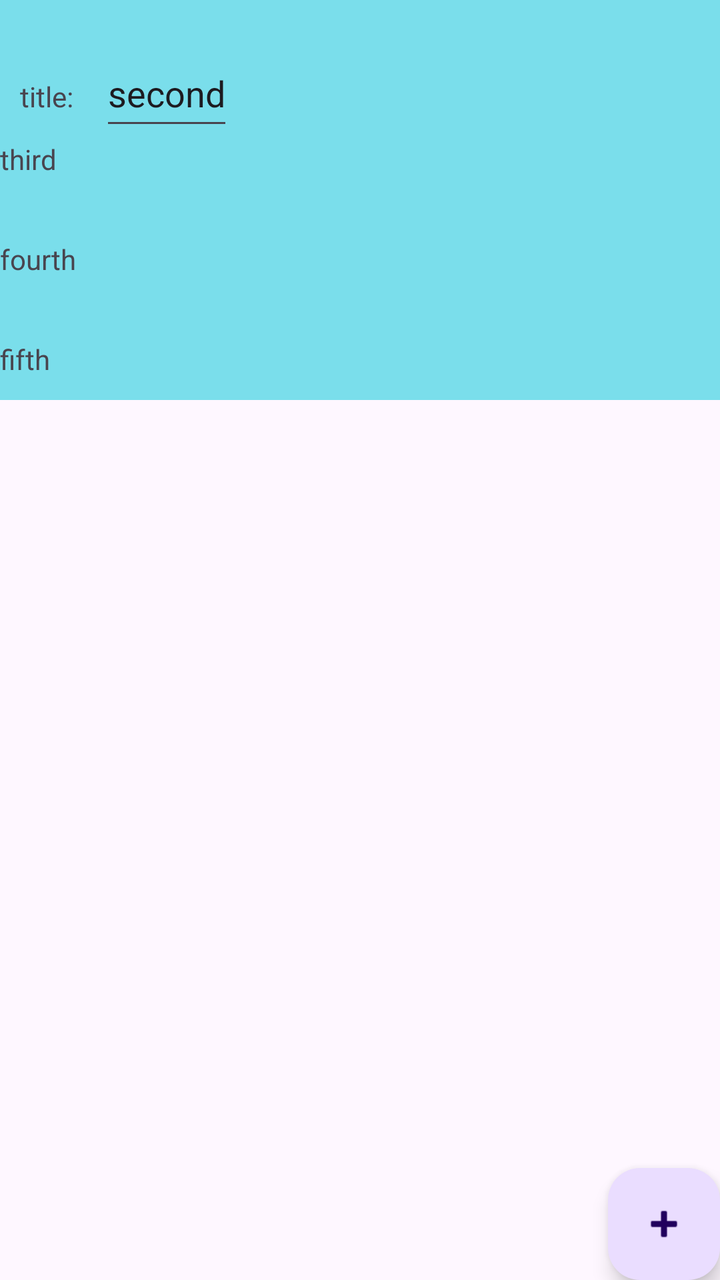
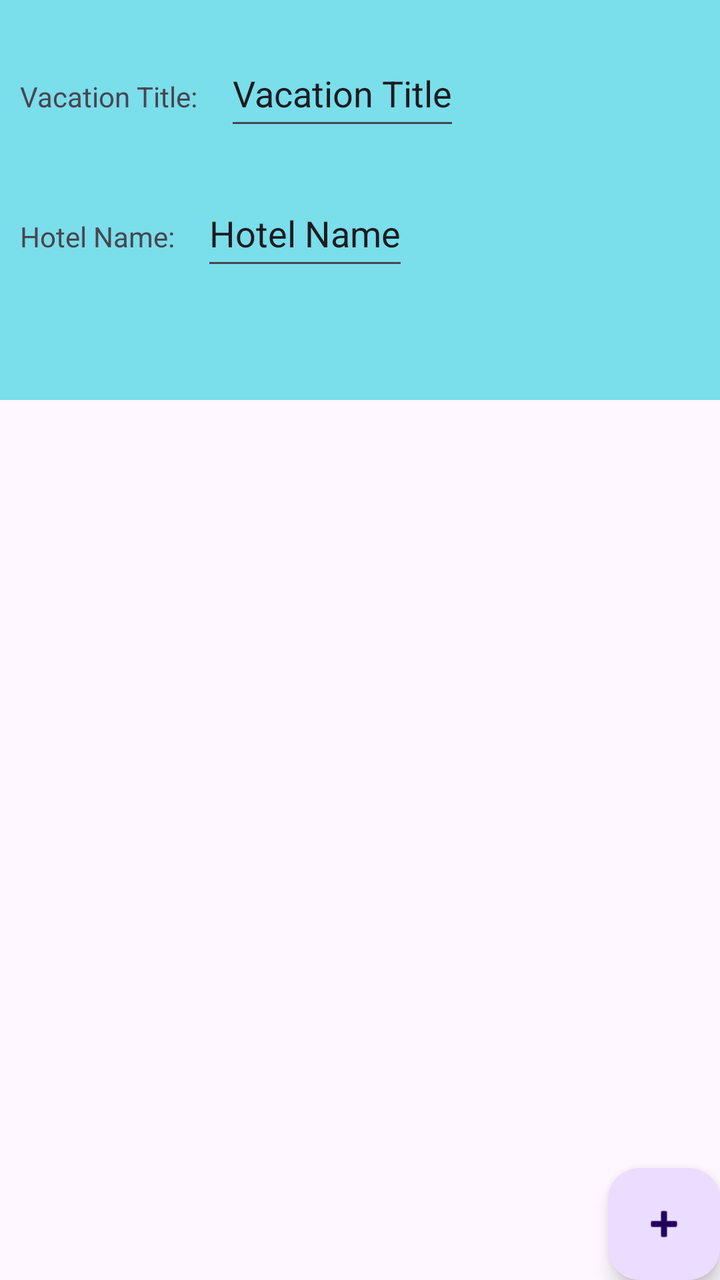

Compare the two renders of this Android layout. The source of the first and the diff that turns it into the second are given below.
<!-- AndroidManifest.xml: application theme Theme.VSapp -->
<!-- res/layout/activity_vacation_details.xml -->
<?xml version="1.0" encoding="utf-8"?>
<androidx.constraintlayout.widget.ConstraintLayout xmlns:android="http://schemas.android.com/apk/res/android"
    xmlns:app="http://schemas.android.com/apk/res-auto"
    xmlns:tools="http://schemas.android.com/tools"
    android:id="@+id/main"
    android:layout_width="match_parent"
    android:layout_height="match_parent"
    tools:context=".UI.VacationDetails">


    <ScrollView
        android:layout_width="500dp"
        android:layout_height="200dp"
        android:background="#7ADEEB"
        app:layout_constraintLeft_toLeftOf="parent"
        app:layout_constraintTop_toTopOf="parent">


        <LinearLayout
            android:layout_width="match_parent"
            android:layout_height="wrap_content"
            android:orientation="vertical">

            <LinearLayout
                android:layout_width="wrap_content"
                android:layout_height="wrap_content"
                android:orientation="horizontal">

                <TextView
                    android:layout_width="wrap_content"
                    android:layout_height="50dp"
                    android:layout_marginTop="20dp"
                    android:padding="10dp"
                    android:text="title: " />

                <EditText
                    android:id="@+id/titletext"
                    android:layout_width="wrap_content"
                    android:layout_height="50dp"
                    android:layout_marginTop="20dp"
                    android:text="second" />

            </LinearLayout>

            <TextView
                android:layout_width="wrap_content"
                android:layout_height="50dp"
                android:text="third" />


            <TextView
                android:layout_width="wrap_content"
                android:layout_height="50dp"
                android:text="fourth" />


            <TextView
                android:layout_width="wrap_content"
                android:layout_height="50dp"
                android:text="fifth" />

        </LinearLayout>
    </ScrollView>

    <com.google.android.material.floatingactionbutton.FloatingActionButton
        android:id="@+id/floatingActionButton2"
        android:layout_width="wrap_content"
        android:layout_height="wrap_content"
        android:clickable="true"
        app:layout_constraintBottom_toBottomOf="parent"
        app:layout_constraintEnd_toEndOf="parent"
        app:srcCompat="@android:drawable/ic_input_add" />
</androidx.constraintlayout.widget.ConstraintLayout>
<!-- resources referenced by this layout -->
<resources>
  <style name="Theme.VSapp" parent="Base.Theme.VSapp" />
  <style name="Base.Theme.VSapp" parent="Theme.Material3.DayNight">
          
          
      </style>
</resources>

<!-- the commit's change to res/layout/activity_vacation_details.xml (unified diff, before → after) -->
@@ -9,6 +9,7 @@
 
 
     <ScrollView
+        android:id="@+id/scrollView"
         android:layout_width="500dp"
         android:layout_height="200dp"
         android:background="#7ADEEB"
@@ -31,33 +32,37 @@
                     android:layout_height="50dp"
                     android:layout_marginTop="20dp"
                     android:padding="10dp"
-                    android:text="title: " />
+                    android:text="Vacation Title: " />
 
                 <EditText
                     android:id="@+id/titletext"
                     android:layout_width="wrap_content"
                     android:layout_height="50dp"
                     android:layout_marginTop="20dp"
-                    android:text="second" />
+                    android:text="Vacation Title" />
 
             </LinearLayout>
 
-            <TextView
+            <LinearLayout
                 android:layout_width="wrap_content"
-                android:layout_height="50dp"
-                android:text="third" />
+                android:layout_height="wrap_content"
+                android:orientation="horizontal">
 
+                <TextView
+                    android:layout_width="wrap_content"
+                    android:layout_height="50dp"
+                    android:layout_marginTop="20dp"
+                    android:padding="10dp"
+                    android:text="Hotel Name: " />
 
-            <TextView
-                android:layout_width="wrap_content"
-                android:layout_height="50dp"
-                android:text="fourth" />
+                <EditText
+                    android:id="@+id/hotelnametext"
+                    android:layout_width="wrap_content"
+                    android:layout_height="50dp"
+                    android:layout_marginTop="20dp"
+                    android:text="Hotel Name" />
 
-
-            <TextView
-                android:layout_width="wrap_content"
-                android:layout_height="50dp"
-                android:text="fifth" />
+            </LinearLayout>
 
         </LinearLayout>
     </ScrollView>
@@ -70,4 +75,13 @@
         app:layout_constraintBottom_toBottomOf="parent"
         app:layout_constraintEnd_toEndOf="parent"
         app:srcCompat="@android:drawable/ic_input_add" />
+
+    <androidx.recyclerview.widget.RecyclerView
+        android:id="@+id/excursionrecyclerview"
+        android:layout_width="0dp"
+        android:layout_height="0dp"
+        app:layout_constraintTop_toBottomOf="@+id/scrollView"
+        app:layout_constraintStart_toStartOf="parent"
+        app:layout_constraintEnd_toEndOf="parent"
+        app:layout_constraintBottom_toTopOf="@+id/floatingActionButton2"/>
 </androidx.constraintlayout.widget.ConstraintLayout>
